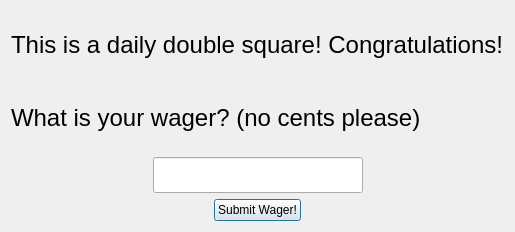
The window that wheelofjeopardy/gui/pyqt/ui_daily_double_popup.ui (1amBulletproof/SwEng401WheelOfJeopardy) describes before a commit, drawn with Qt 5.
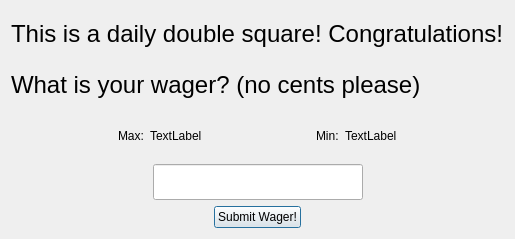
The same window after the commit.

Diff of the .ui file:
```diff
--- a/wheelofjeopardy/gui/pyqt/ui_daily_double_popup.ui
+++ b/wheelofjeopardy/gui/pyqt/ui_daily_double_popup.ui
@@ -6,8 +6,8 @@
    <rect>
     <x>0</x>
     <y>0</y>
-    <width>419</width>
-    <height>232</height>
+    <width>422</width>
+    <height>239</height>
    </rect>
   </property>
   <property name="windowTitle">
@@ -38,6 +38,77 @@
      </property>
     </widget>
    </item>
+   <item>
+    <layout class="QHBoxLayout" name="horizontalLayout_3">
+     <item>
+      <spacer name="horizontalSpacer_6">
+       <property name="orientation">
+        <enum>Qt::Horizontal</enum>
+       </property>
+       <property name="sizeHint" stdset="0">
+        <size>
+         <width>40</width>
+         <height>20</height>
+        </size>
+       </property>
+      </spacer>
+     </item>
+     <item>
+      <widget class="QLabel" name="maxLabel">
+       <property name="text">
+        <string>Max:</string>
+       </property>
+      </widget>
+     </item>
+     <item>
+      <widget class="QLabel" name="maxLabelValue">
+       <property name="text">
+        <string>TextLabel</string>
+       </property>
+      </widget>
+     </item>
+     <item>
+      <spacer name="horizontalSpacer_5">
+       <property name="orientation">
+        <enum>Qt::Horizontal</enum>
+       </property>
+       <property name="sizeHint" stdset="0">
+        <size>
+         <width>40</width>
+         <height>20</height>
+        </size>
+       </property>
+      </spacer>
+     </item>
+     <item>
+      <widget class="QLabel" name="minLabel">
+       <property name="text">
+        <string>Min:</string>
+       </property>
+      </widget>
+     </item>
+     <item>
+      <widget class="QLabel" name="minLabelValue">
+       <property name="text">
+        <string>TextLabel</string>
+       </property>
+      </widget>
+     </item>
+     <item>
+      <spacer name="horizontalSpacer_7">
+       <property name="orientation">
+        <enum>Qt::Horizontal</enum>
+       </property>
+       <property name="sizeHint" stdset="0">
+        <size>
+         <width>40</width>
+         <height>20</height>
+        </size>
+       </property>
+      </spacer>
+     </item>
+    </layout>
+   </item>
    <item>
     <layout class="QHBoxLayout" name="horizontalLayout">
      <item>
```
